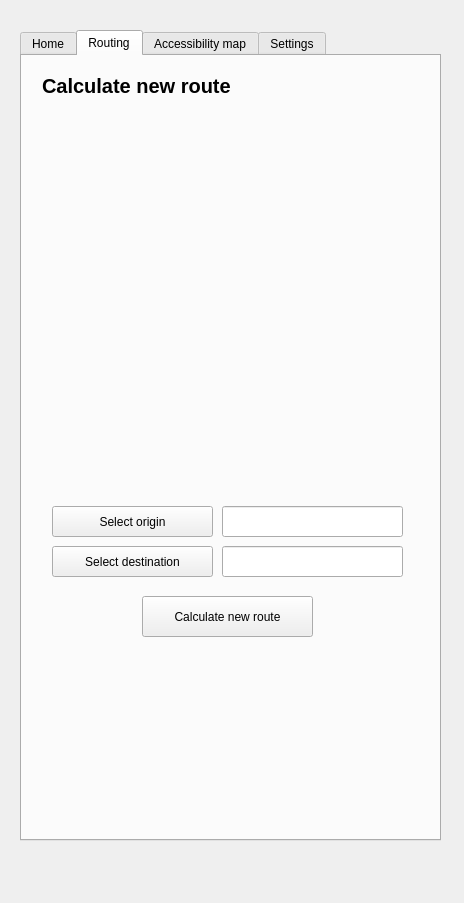
chairemobilite/transition_qgis, file transition_qgis_dockwidget_base.ui: the form before one commit.
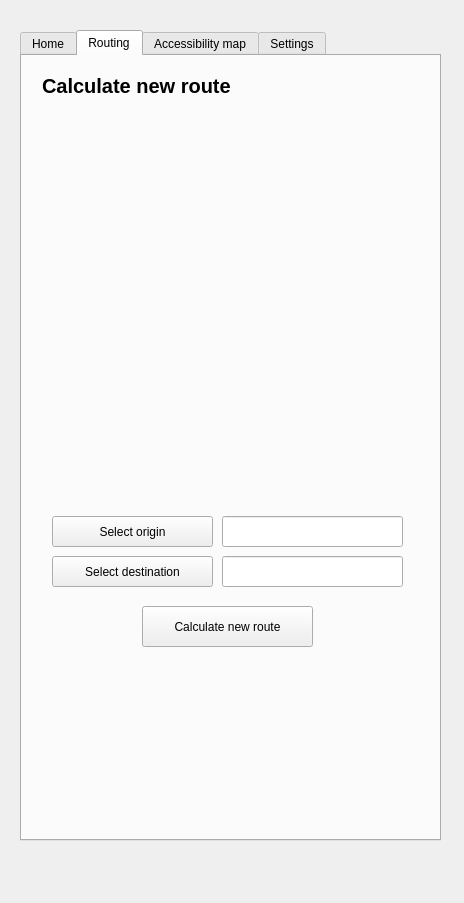
The form after the commit.

Patch:
```diff
--- a/transition_qgis_dockwidget_base.ui
+++ b/transition_qgis_dockwidget_base.ui
@@ -72,7 +72,7 @@
      <property name="geometry">
       <rect>
        <x>120</x>
-       <y>540</y>
+       <y>550</y>
        <width>171</width>
        <height>41</height>
       </rect>
@@ -85,7 +85,7 @@
      <property name="geometry">
       <rect>
        <x>30</x>
-       <y>450</y>
+       <y>460</y>
        <width>161</width>
        <height>31</height>
       </rect>
@@ -98,7 +98,7 @@
      <property name="geometry">
       <rect>
        <x>200</x>
-       <y>490</y>
+       <y>500</y>
        <width>181</width>
        <height>31</height>
       </rect>
@@ -108,7 +108,7 @@
      <property name="geometry">
       <rect>
        <x>200</x>
-       <y>450</y>
+       <y>460</y>
        <width>181</width>
        <height>31</height>
       </rect>
@@ -118,7 +118,7 @@
      <property name="geometry">
       <rect>
        <x>30</x>
-       <y>490</y>
+       <y>500</y>
        <width>161</width>
        <height>31</height>
       </rect>
@@ -133,7 +133,7 @@
        <x>20</x>
        <y>50</y>
        <width>371</width>
-       <height>381</height>
+       <height>401</height>
       </rect>
      </property>
      <layout class="QVBoxLayout" name="routeVerticalLayout"/>
@@ -162,9 +162,9 @@
      <property name="geometry">
       <rect>
        <x>10</x>
-       <y>590</y>
+       <y>600</y>
        <width>401</width>
-       <height>181</height>
+       <height>171</height>
       </rect>
      </property>
      <layout class="QVBoxLayout" name="transitInfoLayout"/>
```
